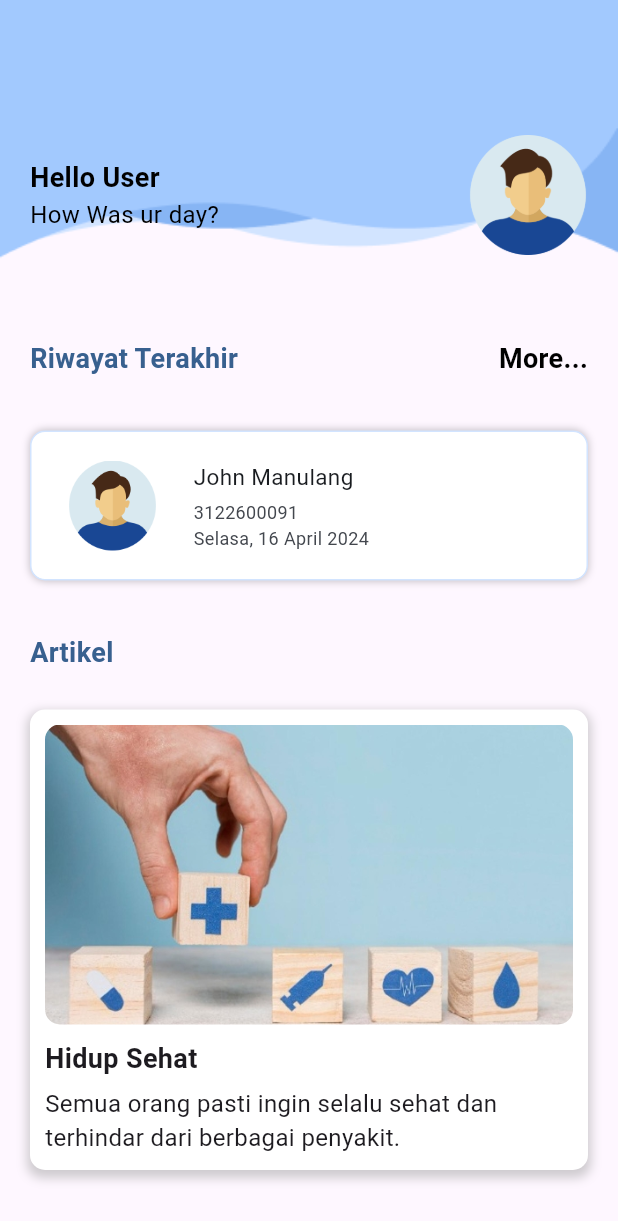
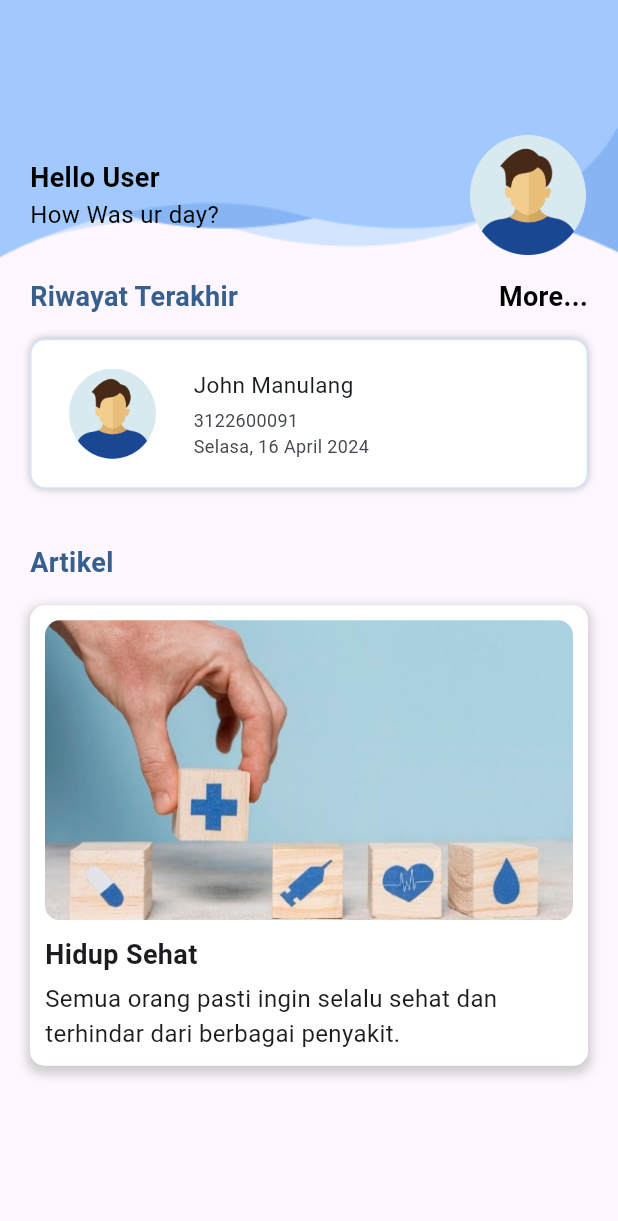
Before and after one commit to Freezer9/rekam_medis_redis, a Flutter app: the screen it shows after launch, on a phone screen of 412 x 824 dp. Shown: the top 1221 px of the screen. Run offline on Flutter 3.47's test engine with Material 3 defaults, Android fonts, the light colour scheme and no system bars; Roboto replaces fonts that are missing (Plus Jakarta Sans).

Commit message:
UI : Dashboard Admin + User

```diff
--- a/lib/admin_view/profile_page_admin.dart
+++ b/lib/admin_view/profile_page_admin.dart
@@ -1,6 +1,7 @@
 import 'package:flutter/cupertino.dart';
 import 'package:flutter/material.dart';
 import 'package:flutter/widgets.dart';
+import 'package:rekam_medis_redis/admin_view/dashboard_page_admin.dart';
 
 class ProfileViewAdmin extends StatelessWidget {
   const ProfileViewAdmin({super.key});
@@ -16,7 +17,10 @@ class ProfileViewAdmin extends StatelessWidget {
         backgroundColor: Color(0xFFA2C9FE),
         centerTitle: true,
         leading: IconButton(
-          onPressed: () {},
+          onPressed: () {
+              MaterialPageRoute(builder: (context) => DashboardAdminPage());
+
+          },
           icon: Icon(
             Icons.arrow_back,
             color: Colors.black,
--- a/lib/user_view/dashboard_user.dart
+++ b/lib/user_view/dashboard_user.dart
@@ -6,7 +6,7 @@ import 'package:rekam_medis_redis/widgets/artikel_widget.dart';
 import 'package:rekam_medis_redis/widgets/patients_card.dart';
 
 class DashboardUser extends StatelessWidget {
-  const DashboardUser({Key? key});
+  const DashboardUser({super.key});
 
   @override
   Widget build(BuildContext context) {
@@ -77,7 +77,7 @@ class DashboardUser extends StatelessWidget {
           Positioned(
             left: 0,
             right: 0,
-            top: MediaQuery.of(context).size.height * 0.25,
+            top: MediaQuery.of(context).size.height * 0.2,
             bottom: 0,
             child: Column(
               children: [
@@ -119,12 +119,12 @@ class DashboardUser extends StatelessWidget {
                     ),
                   ],
                 ),
-                SizedBox(height: 20),
+
                 Expanded(
                   flex: 2,
                   child: Container(
                     padding: const EdgeInsets.symmetric(horizontal: 20),
-                    margin: const EdgeInsets.only(top: 5, bottom: 5), // Adjusted margin
+                    margin: const EdgeInsets.only(top: 5, bottom: 5),
                     color: Colors.transparent,
                     child: ListView.builder(
                       padding: EdgeInsets.zero,
@@ -143,13 +143,13 @@ class DashboardUser extends StatelessWidget {
             ),
           ),
           Positioned(
-            top: MediaQuery.of(context).size.height * 0.5,
+            top: MediaQuery.of(context).size.height * 0.44,
             bottom: 0,
             left: 0,
             right: 0,
             child: Column(
               children: [
-                SizedBox(height: 10),
+
                 Align(
                   alignment: Alignment.centerLeft,
                   child: Padding(
@@ -165,7 +165,7 @@ class DashboardUser extends StatelessWidget {
                     ),
                   ),
                 ),
-                SizedBox(height: 10),
+
                 Expanded(
                   flex: 2,
                   child: Container(
--- a/lib/user_view/profile_page_user.dart
+++ b/lib/user_view/profile_page_user.dart
@@ -1,6 +1,7 @@
 import 'package:flutter/cupertino.dart';
 import 'package:flutter/material.dart';
 import 'package:flutter/widgets.dart';
+import 'package:rekam_medis_redis/user_view/dashboard_user.dart';
 
 class ProfileViewUser extends StatelessWidget {
   const ProfileViewUser({super.key});
@@ -16,7 +17,10 @@ class ProfileViewUser extends StatelessWidget {
         backgroundColor: Color(0xFFA2C9FE),
         centerTitle: true,
         leading: IconButton(
-          onPressed: () {},
+          onPressed: () {
+              MaterialPageRoute(builder: (context) => DashboardUser());
+
+          },
           icon: Icon(
             Icons.arrow_back,
             color: Colors.black,
```
